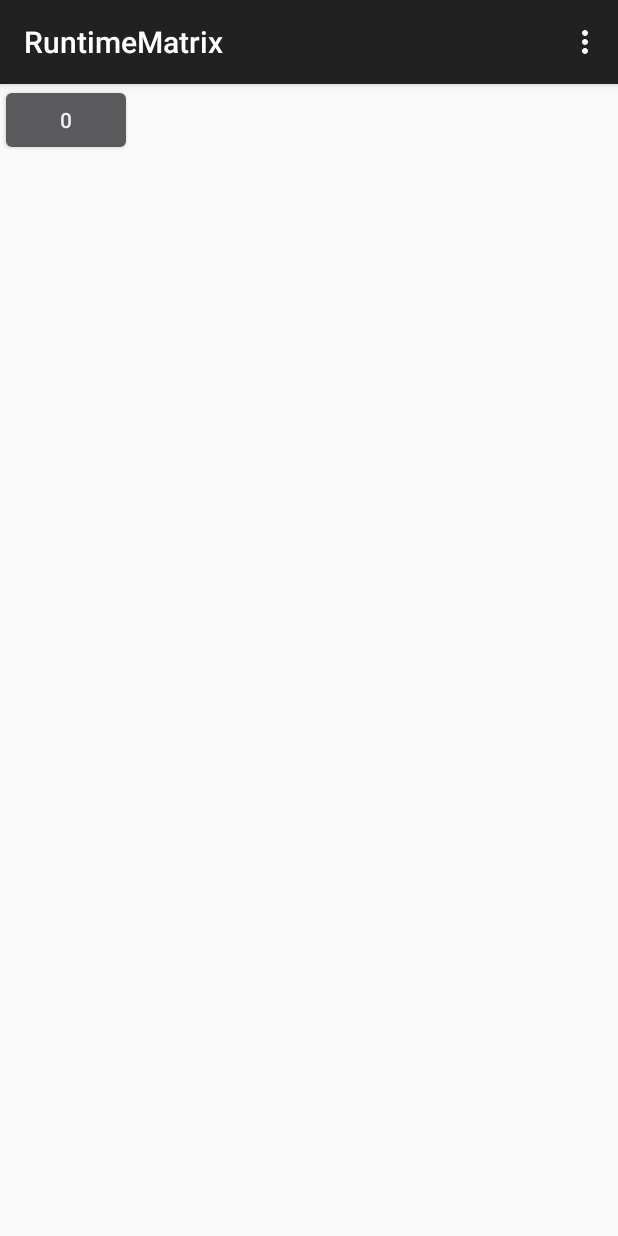
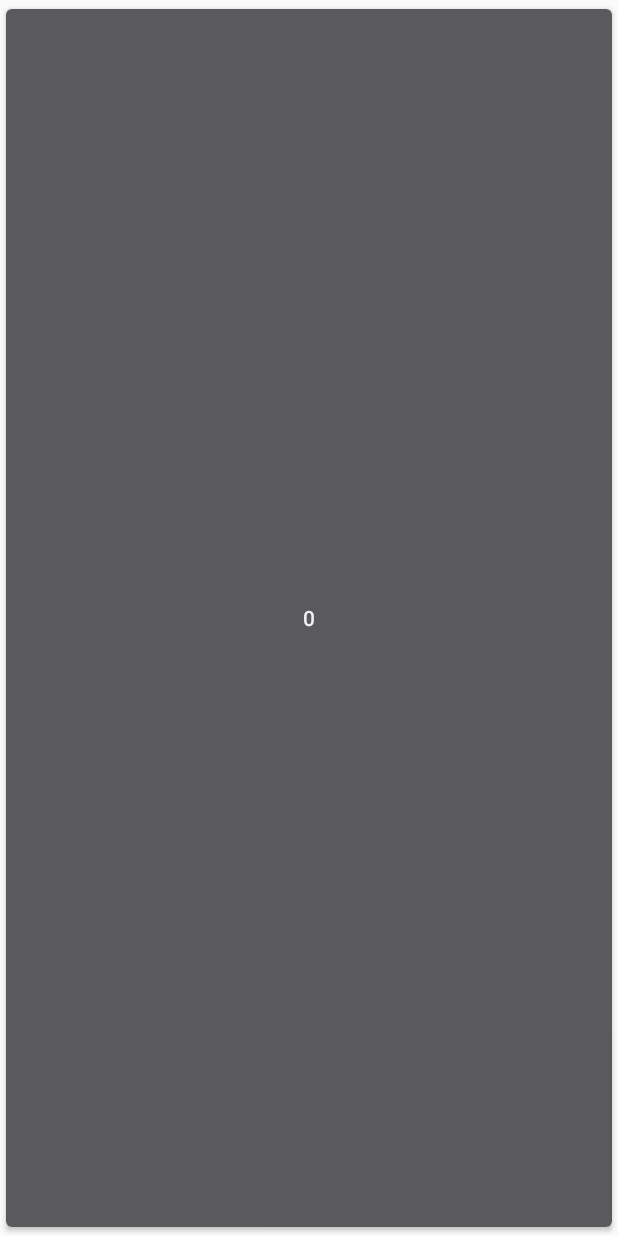
Before and after one commit to Noyloy/NoyTask1, an Android app: the RuntimeMatrix screen opened directly, with no data from a screen before it, on a phone screen of 412 x 824 dp. Run offline under Robolectric (Android 15) with nearby library versions, the phone set to English and light mode, and no system bars.

Commit message:
-No scroll -Matrix auto fit to screen -Fullscreen, to avoid margin and padding problems

```diff
--- a/app/src/main/AndroidManifest.xml
+++ b/app/src/main/AndroidManifest.xml
@@ -18,7 +18,9 @@
         </activity>
         <activity
             android:name=".RuntimeMatrix"
-            android:label="@string/title_activity_runtime_matrix" >
+            android:label="@string/title_activity_runtime_matrix"
+            android:theme="@style/Theme.AppCompat.Light.NoActionBar.FullScreen">
+
         </activity>
     </application>
 
--- a/app/src/main/java/com/levi/noy/noytask1/RuntimeMatrix.java
+++ b/app/src/main/java/com/levi/noy/noytask1/RuntimeMatrix.java
@@ -1,37 +1,48 @@
 package com.levi.noy.noytask1;
 
+import android.app.Activity;
 import android.content.Intent;
-import android.support.v7.app.ActionBarActivity;
+import android.graphics.Point;
 import android.os.Bundle;
 import android.util.Log;
 import android.view.Menu;
 import android.view.MenuItem;
 import android.view.View;
+import android.view.ViewGroup;
 import android.widget.Button;
 import android.widget.GridLayout;
-import android.widget.GridView;
 import android.widget.Toast;
 
 
-public class RuntimeMatrix extends ActionBarActivity {
+public class RuntimeMatrix extends Activity {
     private final static int DEFAULT_MAT_SIZE = 1;
 
     @Override
     protected void onCreate(Bundle savedInstanceState) {
         super.onCreate(savedInstanceState);
-        setContentView(R.layout.activity_runtime_matrix);
+
+        Point size = new Point();
+        getWindowManager().getDefaultDisplay().getSize(size);
+        int screenWidth = size.x;
+        int screenHeight = size.y;
+
         Log.d(MainActivity.DEBUG_TAG, "activity starting");
-        GridLayout runtimeGL = (GridLayout)findViewById(R.id.runtime_grid);
-        Log.d(MainActivity.DEBUG_TAG, "found grid view");
+        GridLayout runtimeGL = new GridLayout(getApplicationContext());
+        Log.d(MainActivity.DEBUG_TAG, "grid view created");
         Intent intent = getIntent();
         int mat_r = intent.getIntExtra(MainActivity.EXTRA_KEY_ROW,DEFAULT_MAT_SIZE);
         int mat_c = intent.getIntExtra(MainActivity.EXTRA_KEY_COL,DEFAULT_MAT_SIZE);
         Log.d(MainActivity.DEBUG_TAG, "extra from intent is: row="+mat_r+" col="+mat_c);
         runtimeGL.setColumnCount(mat_c);
         runtimeGL.setRowCount(mat_r);
+        ViewGroup.LayoutParams params = new ViewGroup.LayoutParams(ViewGroup.LayoutParams.MATCH_PARENT, ViewGroup.LayoutParams.MATCH_PARENT);
+        params.width=screenWidth;
+        params.height=screenHeight;
+        runtimeGL.setLayoutParams(params);
         for (int i = 0; i<mat_r*mat_c;i++){
             Button currentB = new Button(getApplicationContext());
             currentB.setText(i+"");
+            currentB.setLayoutParams(new ViewGroup.LayoutParams(screenWidth/mat_c,screenHeight/mat_r));
             currentB.setOnClickListener(new View.OnClickListener() {
                 @Override
                 public void onClick(View v) {
@@ -43,6 +54,8 @@ public class RuntimeMatrix extends ActionBarActivity {
             runtimeGL.addView(currentB);
         }
 
+
+        setContentView(runtimeGL);
     }
 
 
--- a/app/src/main/res/values/styles.xml
+++ b/app/src/main/res/values/styles.xml
@@ -4,5 +4,11 @@
     <style name="AppTheme" parent="Theme.AppCompat.Light.DarkActionBar">
         <!-- Customize your theme here. -->
     </style>
+    <style name="Theme.AppCompat.Light.NoActionBar.FullScreen" parent="@style/Theme.AppCompat.Light">
+        <item name="android:windowNoTitle">true</item>
+        <item name="windowActionBar">false</item>
+        <item name="android:windowFullscreen">true</item>
+        <item name="android:windowContentOverlay">@null</item>
+    </style>
 
 </resources>
```
